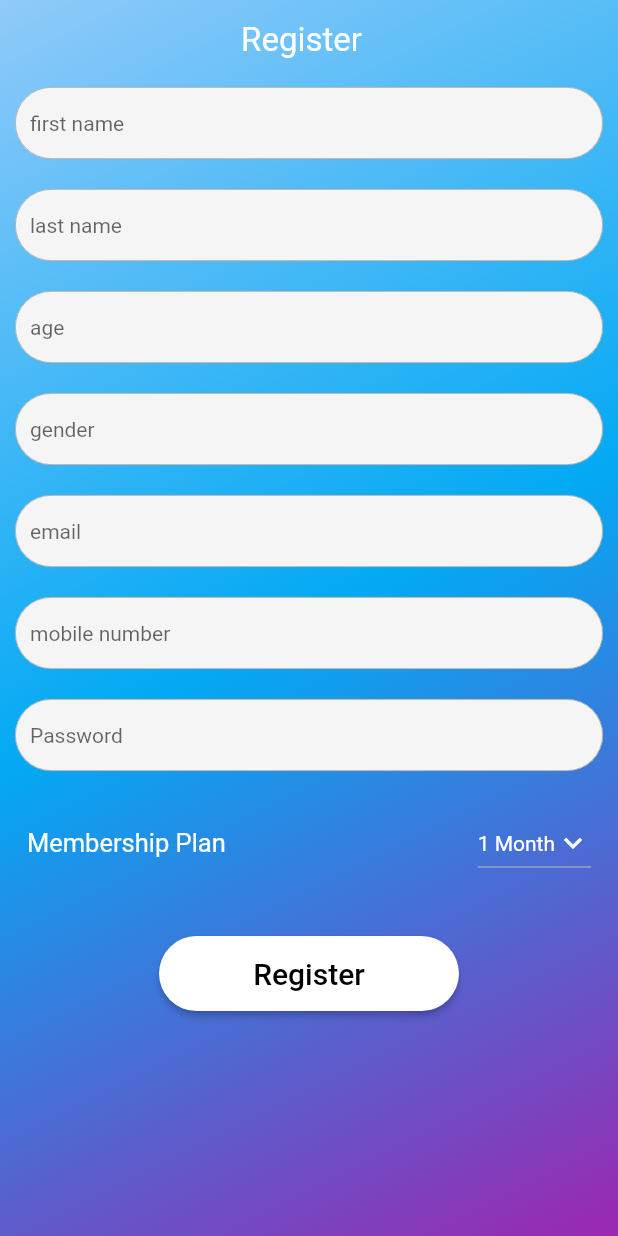
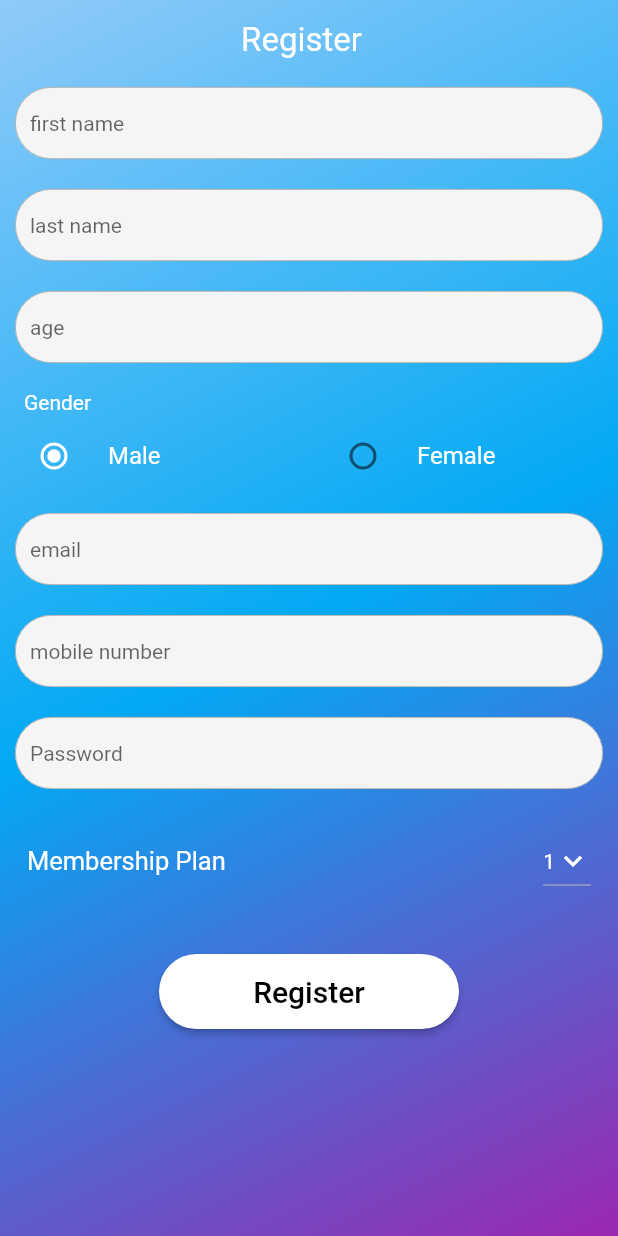
Before and after one commit to Brinfotech1407/GymReportingApp, a Flutter app: the screen it shows after launch, after a tap on "Register", on a phone screen of 412 x 824 dp. Run offline on Flutter 3.47's test engine with Material 2 defaults, Android fonts, the phone set to English and light mode, and no system bars; our stand-ins replace cloud_firestore, firebase_auth, firebase_core, get, quickalert, shared_preferences; accounts and stored records are empty; Roboto replaces fonts that are missing (Montserrat).

Commit message:
#2 set the UI of gender selection.

```diff
--- a/lib/auth/registration.dart
+++ b/lib/auth/registration.dart
@@ -1,6 +1,7 @@
 import 'package:flutter/material.dart';
 import 'package:get/get.dart';
 import 'package:gim_app/auth/login_screen.dart';
+import 'package:gim_app/controllers/gender_controller.dart';
 import 'package:gim_app/gym_utils.dart';
 import 'package:gim_app/models/user.dart';
 import 'package:gim_app/services/database.dart';
@@ -17,19 +18,12 @@ class _RegistrationScreenState extends State<RegistrationScreen> {
   final TextEditingController _firstNameController = TextEditingController();
   final TextEditingController _lastNameController = TextEditingController();
   final TextEditingController _ageController = TextEditingController();
-  final TextEditingController _genderController = TextEditingController();
   final TextEditingController _phoneController = TextEditingController();
   final TextEditingController _pwdController = TextEditingController();
   final TextEditingController _emailController = TextEditingController();
-  String dropdownValue = '1 Month';
-  var items = [
-    '1 Month',
-    '2 Month',
-    '3 Month',
-    '4 Month',
-    '5 Month',
-    '6 Month'
-  ];
+  final GenderController genderController = Get.put(GenderController());
+  String dropdownValue = '1';
+  var items = ['1', '2', '3', '4', '5', '6'];
 
   @override
   Widget build(BuildContext context) {
@@ -72,13 +66,48 @@ class _RegistrationScreenState extends State<RegistrationScreen> {
                   isMaxLength: true,
                   validator: (value) {},
                   hintText: 'age'),
-              GymUtils().textFormFiledView(
-                  controller: _genderController,
-                  autofillHints: [AutofillHints.gender],
-                  textInputType: TextInputType.text,
-                  keyboardType: TextInputType.text,
-                  validator: (value) {},
-                  hintText: 'gender'),
+              const Align(
+                  alignment: Alignment.centerLeft,
+                  child: Padding(
+                    padding: EdgeInsets.only(left: 16, top: 8, right: 8),
+                    child: Text('Gender',
+                        style: TextStyle(
+                          color: Colors.white,
+                        )),
+                  )),
+              Row(
+                mainAxisSize: MainAxisSize.min,
+                children: [
+                  Flexible(
+                    child: Obx(() {
+                      return RadioListTile(
+                        value: 'male',
+                        activeColor: Colors.white,
+                        title: const Text('Male',
+                            style: TextStyle(color: Colors.white)),
+                        groupValue: genderController.gender.value,
+                        onChanged: (value) {
+                          genderController.setGender(value!);
+                        },
+                      );
+                    }),
+                  ),
+                  Flexible(
+                    child: Obx(() {
+                      return RadioListTile(
+                        value: 'Female',
+                        activeColor: Colors.white,
+                        title: const Text('Female',
+                            style: TextStyle(color: Colors.white)),
+                        groupValue: genderController.gender.value,
+                        onChanged: (value) {
+                          genderController.setGender(value!);
+                        },
+                      );
+                    }),
+                  ),
+                ],
+              ),
               GymUtils().textFormFiledView(
                   controller: _emailController,
                   autofillHints: [AutofillHints.email],
@@ -149,7 +178,6 @@ class _RegistrationScreenState extends State<RegistrationScreen> {
                       iconDisabledColor: Colors.white,
                       iconEnabledColor: Colors.white,
                       dropdownColor: Colors.blueGrey,
-
                       icon: const Icon(Icons.keyboard_arrow_down),
                       // Array list of items
                       items: items.map((String items) {
@@ -175,7 +203,7 @@ class _RegistrationScreenState extends State<RegistrationScreen> {
                     if (_emailController.text.isNotEmpty &&
                         _pwdController.text.isNotEmpty &&
                         _lastNameController.text.isNotEmpty &&
-                        _genderController.text.isNotEmpty &&
+                        genderController.gender.value.isNotEmpty &&
                         _firstNameController.text.isNotEmpty &&
                         _ageController.text.isNotEmpty &&
                         _phoneController.text.isNotEmpty) {
@@ -185,7 +213,7 @@ class _RegistrationScreenState extends State<RegistrationScreen> {
                         mobileNo: _phoneController.text,
                         age: _ageController.text,
                         firstName: _firstNameController.text,
-                        gender: _genderController.text,
+                        gender: genderController.gender.value,
                         lastName: _lastNameController.text,
                         password: _pwdController.text,
                         memberShipPlan: 2,
@@ -196,7 +224,6 @@ class _RegistrationScreenState extends State<RegistrationScreen> {
                       _emailController.clear();
                       _pwdController.clear();
                       _lastNameController.clear();
-                      _genderController.clear();
                       _firstNameController.clear();
                       _ageController.clear();
                       _phoneController.clear();
--- /dev/null
+++ b/lib/controllers/gender_controller.dart
@@ -0,0 +1,9 @@
+import 'package:get/get.dart';
+
+class GenderController extends GetxController {
+  var gender = 'male'.obs;
+
+  void setGender(String value) {
+    gender.value = value;
+  }
+}
```
